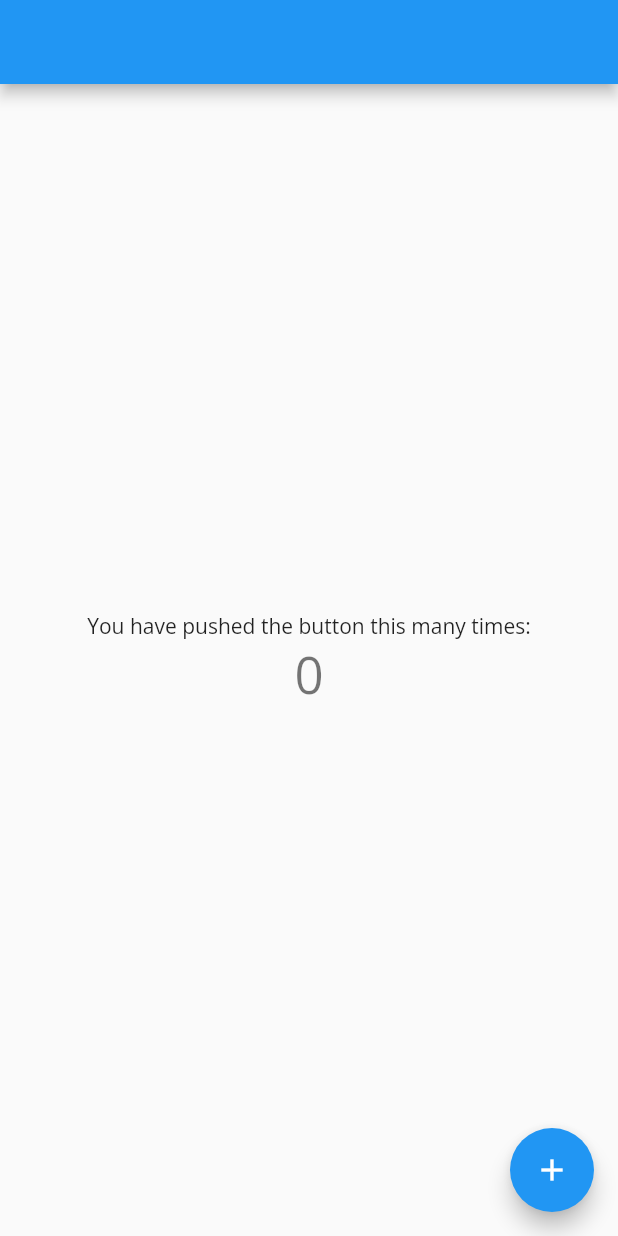
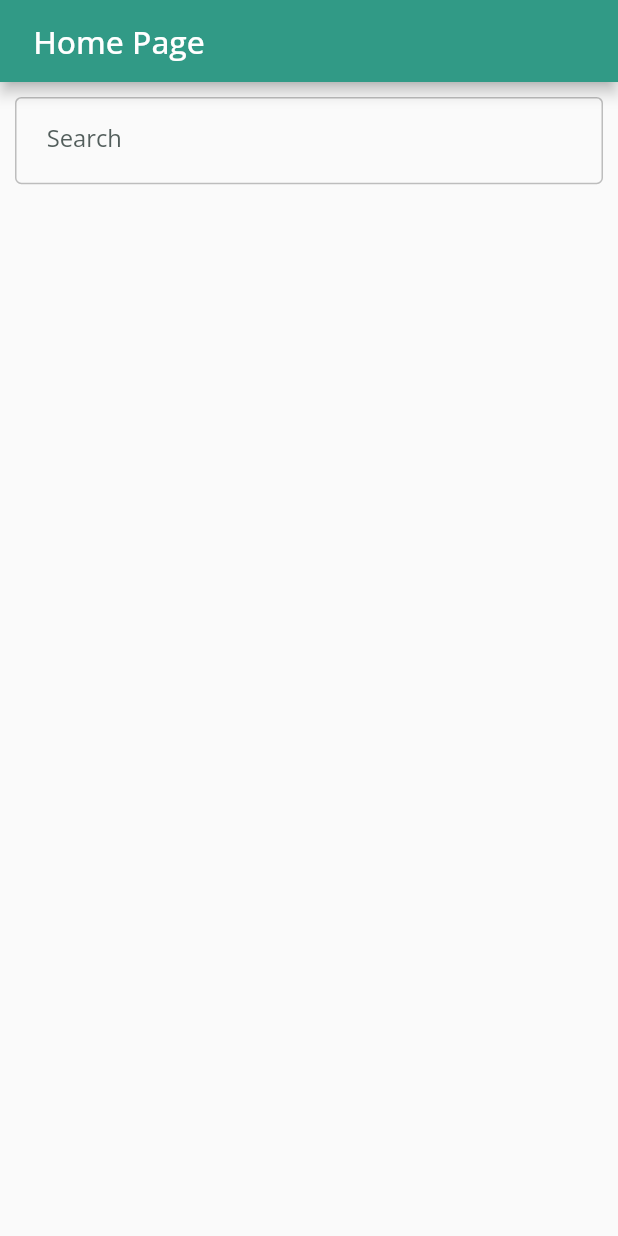
Before and after one commit to NijatTagizada/medicine, a Flutter app: the screen it shows after launch, on a phone screen of 412 x 824 dp. Run offline on Flutter 3.47's test engine with Material 2 defaults, Android fonts, the phone set to English and light mode, and no system bars; our stand-ins replace dio, equatable, flutter_bloc, flutter_dotenv, get_it, go_router and 1 more; generated files the repository leaves out were written again.

Commit message:
add input, appbar

```diff
--- a/lib/l10n/app_en.arb
+++ b/lib/l10n/app_en.arb
@@ -1,3 +1,4 @@
 {
-    "@@locale": "en"
+    "@@locale": "en",
+    "homePage": "Home Page"
 }
--- a/lib/main.dart
+++ b/lib/main.dart
@@ -43,7 +43,6 @@ class MedicineApp extends StatelessWidget {
                 title: 'Medicine',
                 debugShowCheckedModeBanner: kDebugMode,
                 theme: ThemeData(
-                  primarySwatch: Colors.blue,
                   fontFamily: 'Open Sans',
                 ),
                 builder: (context, child) {
@@ -60,72 +59,3 @@ class MedicineApp extends StatelessWidget {
     );
   }
 }
-
-class MyHomePage extends StatefulWidget {
-  const MyHomePage({Key? key}) : super(key: key);
-
-  @override
-  State<MyHomePage> createState() => _MyHomePageState();
-}
-
-class _MyHomePageState extends State<MyHomePage> {
-  int _counter = 0;
-
-  void _incrementCounter() {
-    setState(() {
-      _counter++;
-    });
-  }
-
-  @override
-  Widget build(BuildContext context) {
-    // This method is rerun every time setState is called, for instance as done
-    // by the _incrementCounter method above.
-    //
-    // The Flutter framework has been optimized to make rerunning build methods
-    // fast, so that you can just rebuild anything that needs updating rather
-    // than having to individually change instances of widgets.
-    return Scaffold(
-      appBar: AppBar(
-        // Here we take the value from the MyHomePage object that was created by
-        // the App.build method, and use it to set our appbar title.
-        title: const Text(''),
-      ),
-      body: Center(
-        // Center is a layout widget. It takes a single child and positions it
-        // in the middle of the parent.
-        child: Column(
-          // Column is also a layout widget. It takes a list of children and
-          // arranges them vertically. By default, it sizes itself to fit its
-          // children horizontally, and tries to be as tall as its parent.
-          //
-          // Invoke "debug painting" (press "p" in the console, choose the
-          // "Toggle Debug Paint" action from the Flutter Inspector in Android
-          // Studio, or the "Toggle Debug Paint" command in Visual Studio Code)
-          // to see the wireframe for each widget.
-          //
-          // Column has various properties to control how it sizes itself and
-          // how it positions its children. Here we use mainAxisAlignment to
-          // center the children vertically; the main axis here is the vertical
-          // axis because Columns are vertical (the cross axis would be
-          // horizontal).
-          mainAxisAlignment: MainAxisAlignment.center,
-          children: <Widget>[
-            const Text(
-              'You have pushed the button this many times:',
-            ),
-            Text(
-              '$_counter',
-              style: Theme.of(context).textTheme.headline4,
-            ),
-          ],
-        ),
-      ),
-      floatingActionButton: FloatingActionButton(
-        onPressed: _incrementCounter,
-        tooltip: 'Increment',
-        child: const Icon(Icons.add),
-      ), // This trailing comma makes auto-formatting nicer for build methods.
-    );
-  }
-}
--- a/lib/presentation/app_router.dart
+++ b/lib/presentation/app_router.dart
@@ -1,12 +1,14 @@
 import 'package:get_it/get_it.dart';
 import 'package:go_router/go_router.dart';
 
-import '../main.dart';
+import 'pages/home/home_page.dart';
+import 'pages/medicine_detail/medicine_detail_page.dart';
 
 final getIt = GetIt.instance;
 
 abstract class AppRoutes {
   static const String home = '/home';
+  static const String medicineDetail = '/medicineDetail';
 }
 
 final appRouter = GoRouter(
@@ -16,7 +18,13 @@ final appRouter = GoRouter(
     GoRoute(
       path: AppRoutes.home,
       builder: (context, state) {
-        return const MyHomePage();
+        return const HomePage();
+      },
+    ),
+    GoRoute(
+      path: AppRoutes.medicineDetail,
+      builder: (context, state) {
+        return const MedicineDetailPage();
       },
     ),
   ],
--- /dev/null
+++ b/lib/presentation/pages/home/home_page.dart
@@ -0,0 +1,33 @@
+import 'package:flutter/material.dart';
+import 'package:flutter_gen/gen_l10n/app_localizations.dart';
+
+import '../../widgets/app_appbar.dart';
+import '../../widgets/app_text_form_field.dart';
+
+class HomePage extends StatefulWidget {
+  const HomePage({Key? key}) : super(key: key);
+
+  @override
+  State<HomePage> createState() => _HomePageState();
+}
+
+class _HomePageState extends State<HomePage> {
+  @override
+  Widget build(BuildContext context) {
+    final appLocalization = AppLocalizations.of(context);
+
+    return Scaffold(
+      appBar: MainAppBar(
+        title: appLocalization.homePage,
+      ),
+      body: Padding(
+        padding: EdgeInsets.all(10.0),
+        child: Column(
+          children: [
+            AppTextFormField(label: 'Search'),
+          ],
+        ),
+      ),
+    );
+  }
+}
--- /dev/null
+++ b/lib/presentation/pages/home/widgets/medicine_item.dart
@@ -0,0 +1,10 @@
+import 'package:flutter/material.dart';
+
+class MedicineItem extends StatelessWidget {
+  const MedicineItem({Key? key}) : super(key: key);
+
+  @override
+  Widget build(BuildContext context) {
+    return Container();
+  }
+}
--- /dev/null
+++ b/lib/presentation/pages/medicine_detail/medicine_detail_page.dart
@@ -0,0 +1,10 @@
+import 'package:flutter/material.dart';
+
+class MedicineDetailPage extends StatelessWidget {
+  const MedicineDetailPage({Key? key}) : super(key: key);
+
+  @override
+  Widget build(BuildContext context) {
+    return Container();
+  }
+}
--- /dev/null
+++ b/lib/presentation/widgets/app_appbar.dart
@@ -0,0 +1,35 @@
+import 'package:flutter/material.dart';
+import 'package:responsiveness/responsiveness.dart';
+import 'package:theme/theme.dart';
+
+class MainAppBar extends StatelessWidget implements PreferredSizeWidget {
+  const MainAppBar({
+    Key? key,
+    required this.title,
+  }) : super(key: key);
+
+  final String title;
+
+  @override
+  Widget build(BuildContext context) {
+    final appTheme = AppTheme.of(context);
+
+    return AppBar(
+      centerTitle: false,
+      title: Text(
+        title,
+        style: appTheme.typography.sp20.copyWith(
+          fontWeight: FontWeight.w500,
+          color: Colors.white,
+        ),
+      ),
+      leadingWidth: 45.w,
+      automaticallyImplyLeading: false,
+      titleSpacing: 21.w,
+      backgroundColor: appTheme.colors.green2,
+    );
+  }
+
+  @override
+  Size get preferredSize => Size.fromHeight(56.h);
+}
--- /dev/null
+++ b/lib/presentation/widgets/app_text_form_field.dart
@@ -0,0 +1,86 @@
+import 'package:flutter/material.dart';
+import 'package:responsiveness/responsiveness.dart';
+import 'package:theme/theme.dart';
+
+class AppTextFormField extends StatefulWidget {
+  const AppTextFormField({
+    Key? key,
+    this.controller,
+    this.label,
+    this.hint,
+    this.inputType = TextInputType.text,
+  }) : super(key: key);
+
+  final TextEditingController? controller;
+  final String? label;
+  final String? hint;
+  final TextInputType inputType;
+
+  @override
+  State<AppTextFormField> createState() => _AppTextFormFieldState();
+}
+
+class _AppTextFormFieldState extends State<AppTextFormField> {
+  @override
+  Widget build(BuildContext context) {
+    final appTheme = AppTheme.of(context);
+
+    final defaultBorder = OutlineInputBorder(
+      borderSide: BorderSide(
+        color: appTheme.colors.unfocusedInputBorderColor,
+      ),
+      borderRadius: BorderRadius.circular(4.w),
+    );
+
+    final focusBorder = defaultBorder.copyWith(
+      borderSide: BorderSide(
+        color: appTheme.colors.green,
+      ),
+    );
+
+    final errorBorder = defaultBorder.copyWith(
+      borderSide: BorderSide(
+        color: appTheme.colors.red,
+      ),
+    );
+
+    return TextFormField(
+      controller: widget.controller,
+      cursorColor: appTheme.colors.grey2,
+      buildCounter: null,
+      keyboardType: widget.inputType,
+      style: appTheme.typography.sp16.copyWith(
+        color: appTheme.colors.black,
+        fontWeight: FontWeight.w400,
+      ),
+      decoration: InputDecoration(
+        contentPadding: EdgeInsets.symmetric(
+          vertical: 18.h,
+          horizontal: 20.w,
+        ),
+        hintText: widget.hint,
+        counter: null,
+        hintStyle: appTheme.typography.sp15.copyWith(
+          color: appTheme.colors.grey,
+          fontWeight: FontWeight.w400,
+        ),
+        border: defaultBorder,
+        enabledBorder: defaultBorder,
+        focusedBorder: focusBorder,
+        errorBorder: errorBorder,
+        labelText: widget.label,
+        labelStyle: appTheme.typography.sp15.copyWith(
+          color: appTheme.colors.grey,
+          fontWeight: FontWeight.w400,
+        ),
+        floatingLabelStyle: appTheme.typography.sp15.copyWith(
+          color: appTheme.colors.black,
+          fontWeight: FontWeight.w400,
+        ),
+        errorStyle: appTheme.typography.sp11.copyWith(
+          color: appTheme.colors.red,
+        ),
+      ),
+    );
+  }
+}
--- a/theme/lib/src/app_colors.dart
+++ b/theme/lib/src/app_colors.dart
@@ -11,7 +11,10 @@ class AppColorsData extends Equatable {
     required this.green4,
     required this.chartBg,
     required this.grey,
+    required this.grey2,
     required this.black,
+    required this.red,
+    required this.unfocusedInputBorderColor,
   });
 
   factory AppColorsData.light() => const AppColorsData(
@@ -21,7 +24,10 @@ class AppColorsData extends Equatable {
         green4: Color(0xFF67968c),
         chartBg: Color(0xFFf5fafa),
         grey: Color(0xFF535E5C),
+        grey2: Color(0xFFadacac),
         black: Color(0xFF2f3131),
+        red: Color(0xFFf54842),
+        unfocusedInputBorderColor: Color(0xFFBDBDBD),
       );
 
   final Color green;
@@ -30,7 +36,10 @@ class AppColorsData extends Equatable {
   final Color green4;
   final Color chartBg;
   final Color grey;
+  final Color grey2;
   final Color black;
+  final Color red;
+  final Color unfocusedInputBorderColor;
 
   @override
   List<Object?> get props => [
@@ -40,6 +49,9 @@ class AppColorsData extends Equatable {
         green4.named('green4'),
         chartBg.named('chartBg'),
         grey.named('grey'),
+        grey2.named('grey2'),
         black.named('black'),
+        red.named('red'),
+        unfocusedInputBorderColor.named('unfocusedInputBorderColor'),
       ];
 }
```
Also changed, not shown: 1 other file.
